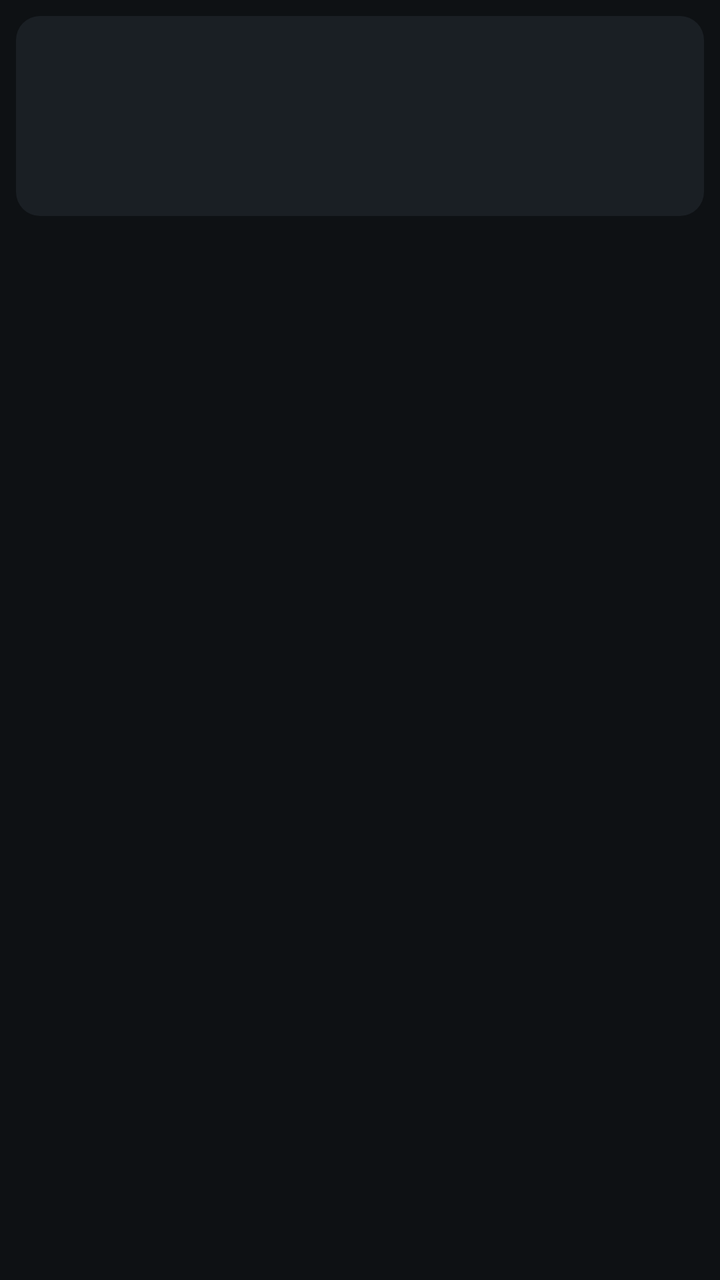
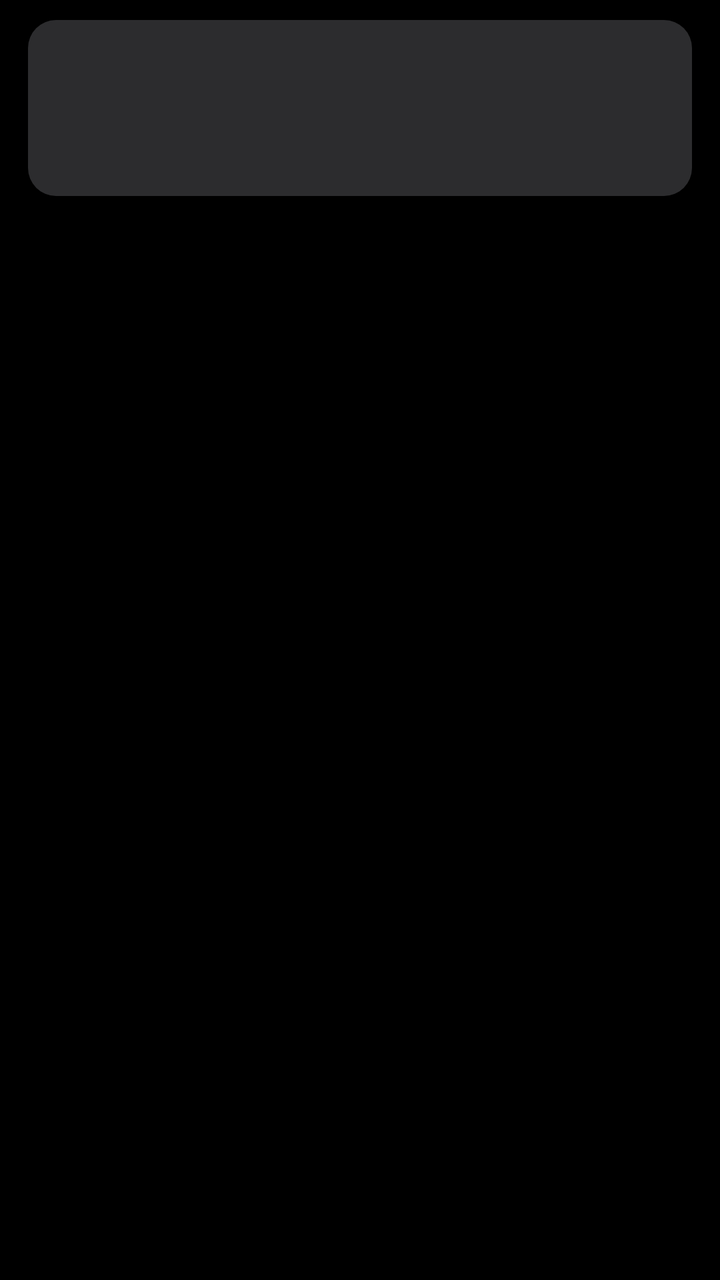

An Android layout rendered at two revisions. The XML below is the earlier revision; the diff shows what the commit changed to produce the second picture.
<!-- AndroidManifest.xml: application theme Theme.Klar -->
<!-- res/layout/item_tile.xml -->
<?xml version="1.0" encoding="utf-8"?>
<FrameLayout xmlns:android="http://schemas.android.com/apk/res/android"
    android:layout_width="match_parent"
    android:layout_height="wrap_content"
    android:padding="8dp"
    android:clipChildren="false"
    android:clipToPadding="false">

    <FrameLayout
        android:id="@+id/card"
        android:layout_width="match_parent"
        android:layout_height="100dp"
        android:background="@drawable/tile_bg"
        android:focusable="true"
        android:focusableInTouchMode="true"
        android:padding="3dp">

        
        <ImageView
            android:id="@+id/banner"
            android:layout_width="match_parent"
            android:layout_height="match_parent"
            android:scaleType="fitCenter"
            android:visibility="gone" />

        
        <LinearLayout
            android:id="@+id/icon_group"
            android:layout_width="match_parent"
            android:layout_height="match_parent"
            android:gravity="center"
            android:orientation="vertical">

            <ImageView
                android:id="@+id/icon"
                android:layout_width="44dp"
                android:layout_height="44dp" />

            <TextView
                android:id="@+id/label"
                android:layout_width="wrap_content"
                android:layout_height="wrap_content"
                android:layout_marginTop="6dp"
                android:ellipsize="end"
                android:maxLines="1"
                android:paddingStart="8dp"
                android:paddingEnd="8dp"
                android:textColor="@color/text"
                android:textSize="14sp" />
        </LinearLayout>

        <View
            android:id="@+id/pin"
            android:layout_width="10dp"
            android:layout_height="10dp"
            android:layout_gravity="top|end"
            android:layout_margin="8dp"
            android:background="@drawable/pin_dot"
            android:visibility="gone" />
    </FrameLayout>
</FrameLayout>
<!-- resources referenced by this layout -->
<resources>
  <color name="text">#F1F3F5</color>
  <!-- drawable pin_dot (drawable) -->
  <?xml version="1.0" encoding="utf-8"?>
  <shape xmlns:android="http://schemas.android.com/apk/res/android" android:shape="oval">
      <solid android:color="@color/accent" />
      <size android:width="10dp" android:height="10dp" />
  </shape>
  <!-- drawable tile_bg (drawable) -->
  <?xml version="1.0" encoding="utf-8"?>
  <selector xmlns:android="http://schemas.android.com/apk/res/android">
      <item android:state_focused="true">
          <shape>
              <solid android:color="@color/surface_focus" />
              <stroke android:width="3dp" android:color="@color/accent" />
              <corners android:radius="12dp" />
          </shape>
      </item>
      <item>
          <shape>
              <solid android:color="@color/surface" />
              <corners android:radius="12dp" />
          </shape>
      </item>
  </selector>
  <style name="Theme.Klar" parent="@android:style/Theme.DeviceDefault.NoActionBar.Fullscreen">
          <item name="android:windowBackground">@color/bg</item>
          <item name="android:colorAccent">@color/accent</item>
          <item name="android:textColor">@color/text</item>
          <item name="android:windowAnimationStyle">@null</item>
      </style>
  <color name="accent">#7FD1B9</color>
  <color name="surface_focus">#2A323A</color>
  <color name="surface">#1A1F24</color>
  <color name="bg">#0E1114</color>
</resources>

<!-- the commit's change to res/layout/item_tile.xml (unified diff, before → after) -->
@@ -1,61 +1,67 @@
 <?xml version="1.0" encoding="utf-8"?>
-<FrameLayout xmlns:android="http://schemas.android.com/apk/res/android"
+<LinearLayout xmlns:android="http://schemas.android.com/apk/res/android"
     android:layout_width="match_parent"
     android:layout_height="wrap_content"
-    android:padding="8dp"
     android:clipChildren="false"
-    android:clipToPadding="false">
+    android:clipToPadding="false"
+    android:orientation="vertical"
+    android:paddingStart="14dp"
+    android:paddingTop="10dp"
+    android:paddingEnd="14dp">
 
     <FrameLayout
         android:id="@+id/card"
         android:layout_width="match_parent"
-        android:layout_height="100dp"
+        android:layout_height="88dp"
         android:background="@drawable/tile_bg"
         android:focusable="true"
-        android:focusableInTouchMode="true"
-        android:padding="3dp">
+        android:focusableInTouchMode="true">
 
         
         <ImageView
             android:id="@+id/banner"
             android:layout_width="match_parent"
             android:layout_height="match_parent"
-            android:scaleType="fitCenter"
+            android:importantForAccessibility="no"
+            android:scaleType="centerCrop"
             android:visibility="gone" />
 
         
-        <LinearLayout
-            android:id="@+id/icon_group"
+        <ImageView
+            android:id="@+id/icon"
+            android:layout_width="52dp"
+            android:layout_height="52dp"
+            android:layout_gravity="center"
+            android:importantForAccessibility="no" />
+
+        <View
+            android:id="@+id/sheen"
             android:layout_width="match_parent"
             android:layout_height="match_parent"
-            android:gravity="center"
-            android:orientation="vertical">
-
-            <ImageView
-                android:id="@+id/icon"
-                android:layout_width="44dp"
-                android:layout_height="44dp" />
-
-            <TextView
-                android:id="@+id/label"
-                android:layout_width="wrap_content"
-                android:layout_height="wrap_content"
-                android:layout_marginTop="6dp"
-                android:ellipsize="end"
-                android:maxLines="1"
-                android:paddingStart="8dp"
-                android:paddingEnd="8dp"
-                android:textColor="@color/text"
-                android:textSize="14sp" />
-        </LinearLayout>
+            android:alpha="0"
+            android:background="@drawable/tile_sheen" />
 
         <View
             android:id="@+id/pin"
-            android:layout_width="10dp"
-            android:layout_height="10dp"
+            android:layout_width="6dp"
+            android:layout_height="6dp"
             android:layout_gravity="top|end"
-            android:layout_margin="8dp"
+            android:layout_margin="9dp"
             android:background="@drawable/pin_dot"
             android:visibility="gone" />
     </FrameLayout>
-</FrameLayout>
+
+    
+    <TextView
+        android:id="@+id/label"
+        android:layout_width="match_parent"
+        android:layout_height="wrap_content"
+        android:layout_marginTop="14dp"
+        android:alpha="0"
+        android:ellipsize="end"
+        android:fontFamily="sans-serif-medium"
+        android:gravity="center"
+        android:maxLines="1"
+        android:textColor="@color/text"
+        android:textSize="14sp" />
+</LinearLayout>
<!-- resource entries referenced after the edit -->
@@ -1,38 +1,33 @@
 <!-- resources referenced by this layout -->
 <resources>
-  <color name="text">#F1F3F5</color>
+  <color name="text">#FFFFFF</color>
   <!-- drawable pin_dot (drawable) -->
   <?xml version="1.0" encoding="utf-8"?>
   <shape xmlns:android="http://schemas.android.com/apk/res/android" android:shape="oval">
-      <solid android:color="@color/accent" />
-      <size android:width="10dp" android:height="10dp" />
+      <solid android:color="#CCFFFFFF" />
+      <size android:width="6dp" android:height="6dp" />
   </shape>
   <!-- drawable tile_bg (drawable) -->
   <?xml version="1.0" encoding="utf-8"?>
-  <selector xmlns:android="http://schemas.android.com/apk/res/android">
-      <item android:state_focused="true">
-          <shape>
-              <solid android:color="@color/surface_focus" />
-              <stroke android:width="3dp" android:color="@color/accent" />
-              <corners android:radius="12dp" />
-          </shape>
-      </item>
-      <item>
-          <shape>
-              <solid android:color="@color/surface" />
-              <corners android:radius="12dp" />
-          </shape>
-      </item>
-  </selector>
-  <style name="Theme.Klar" parent="@android:style/Theme.DeviceDefault.NoActionBar.Fullscreen">
+  <shape xmlns:android="http://schemas.android.com/apk/res/android">
+      <solid android:color="@color/fill" />
+      <corners android:radius="14dp" />
+  </shape>
+  <!-- drawable tile_sheen (drawable) -->
+  <?xml version="1.0" encoding="utf-8"?>
+  <shape xmlns:android="http://schemas.android.com/apk/res/android">
+      <gradient android:angle="270" android:startColor="#33FFFFFF" android:centerColor="#00FFFFFF"
+          android:endColor="#00FFFFFF" />
+      <corners android:radius="14dp" />
+  </shape>
+  <style name="Theme.Klar" parent="@android:style/Theme.Material.NoActionBar.Fullscreen">
           <item name="android:windowBackground">@color/bg</item>
-          <item name="android:colorAccent">@color/accent</item>
+          <item name="android:colorAccent">@color/focus</item>
           <item name="android:textColor">@color/text</item>
           <item name="android:windowAnimationStyle">@null</item>
       </style>
-  <color name="accent">#7FD1B9</color>
-  <color name="surface_focus">#2A323A</color>
-  <color name="surface">#1A1F24</color>
-  <color name="bg">#0E1114</color>
+  <color name="fill">#2C2C2E</color>
+  <color name="bg">#000000</color>
+  <color name="focus">#FFFFFF</color>
 </resources>
 
